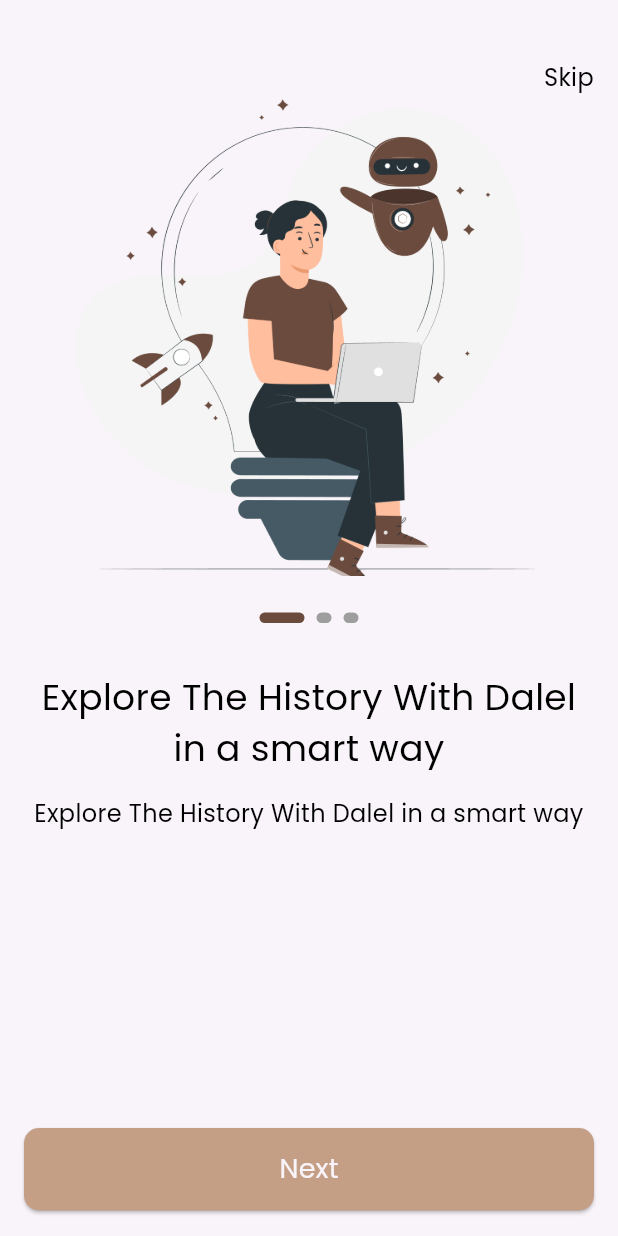
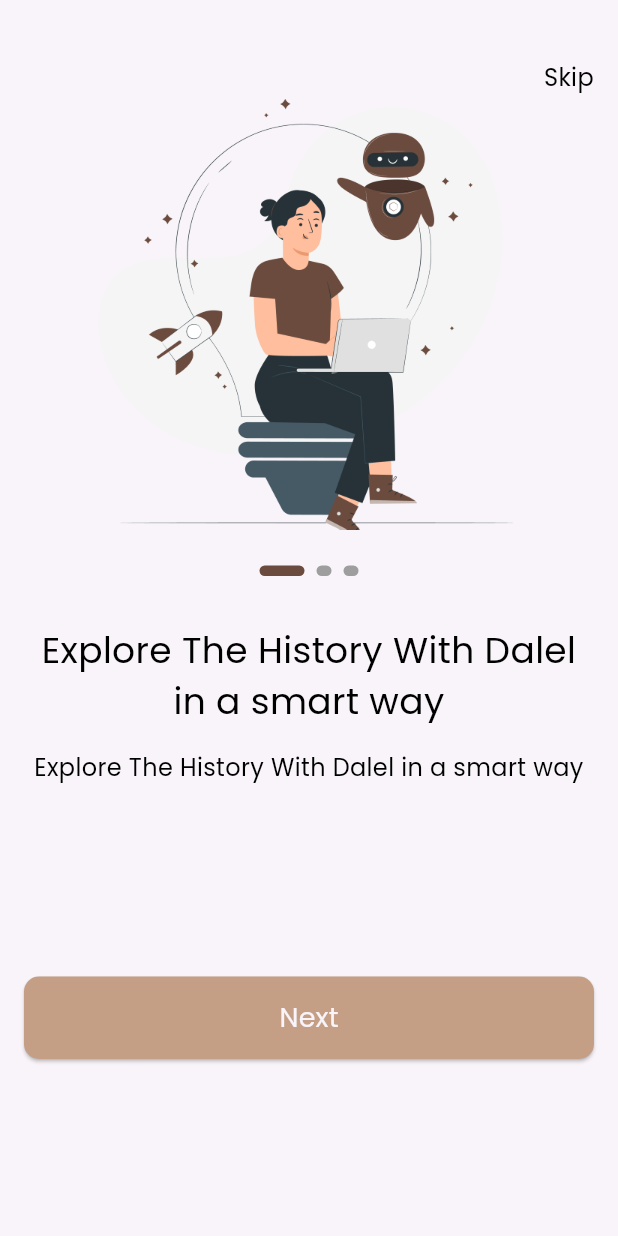
Before and after one commit to ahmedayman44/dalel, a Flutter app: the screen it shows after launch, on a phone screen of 412 x 824 dp. Run offline on Flutter 3.47's test engine with Material 3 defaults, Android fonts, the phone set to English and light mode, and no system bars; drawn by our look-alikes of smooth_page_indicator; our stand-ins replace go_router.

Commit message:
refactore code

```diff
--- a/lib/core/functions/custom_navigate.dart
+++ b/lib/core/functions/custom_navigate.dart
@@ -4,3 +4,7 @@
 void navigateToOnBoarding(context) {
   GoRouter.of(context).push(AppRouter.konboarding);
 }
+
+void navigateToPushReplacement(context) {
+  GoRouter.of(context).pushReplacement(AppRouter.konboarding);
+}
--- a/lib/features/onboarding/presentation/screens/on_boaarding_screen.dart
+++ b/lib/features/onboarding/presentation/screens/on_boaarding_screen.dart
@@ -13,11 +13,13 @@
       child: Scaffold(
         body: Padding(
           padding: const EdgeInsets.symmetric(horizontal: 16.0),
-          child: Column(
+          child: ListView(
+            physics: BouncingScrollPhysics(),
             children: [
               SizedBox(height: 40),
               CustomSkipWidget(),
               OnBoaardingWidgetBody(),
+              SizedBox(height: 88),
               CustomButton(textButton: AppStrings.next),
               SizedBox(height: 17),
             ],
--- a/lib/features/onboarding/presentation/widgets/on_boarding_body_view.dart
+++ b/lib/features/onboarding/presentation/widgets/on_boarding_body_view.dart
@@ -5,17 +5,27 @@
 
 class OnBoaardingWidgetBody extends StatelessWidget {
   OnBoaardingWidgetBody({super.key});
-  final _controller = PageController();
+  final PageController _controller = PageController();
   @override
   Widget build(BuildContext context) {
-    return Expanded(
+    return SizedBox(
+      height: 500,
       child: PageView.builder(
         controller: _controller,
         itemCount: 3,
         itemBuilder: (context, index) {
           return Column(
             children: [
-              Image.asset(Assets.assetsImagesOnBoarding),
+              Container(
+                height: 290,
+                width: 343,
+                decoration: BoxDecoration(
+                  image: DecorationImage(
+                    image: AssetImage(Assets.assetsImagesOnBoarding),
+                    fit: BoxFit.fill,
+                  ),
+                ),
+              ),
               SizedBox(height: 24),
               CustomSmoothPageIndictor(controller: _controller),
               SizedBox(height: 32),
@@ -23,6 +33,8 @@
                 "Explore The History With Dalel in a smart way",
                 style: Styles.poppins500style24,
                 textAlign: TextAlign.center,
+                maxLines: 2,
+                overflow: TextOverflow.ellipsis,
               ),
               SizedBox(height: 16),
               Text(
--- a/lib/features/splash/presentation/screens/splash_screen.dart
+++ b/lib/features/splash/presentation/screens/splash_screen.dart
@@ -58,7 +58,7 @@
 
   void delayedNavigate(context) {
     Future.delayed(Duration(seconds: 5), () {
-      navigateToOnBoarding(context);
+      navigateToPushReplacement(context);
     });
   }
 }
```
